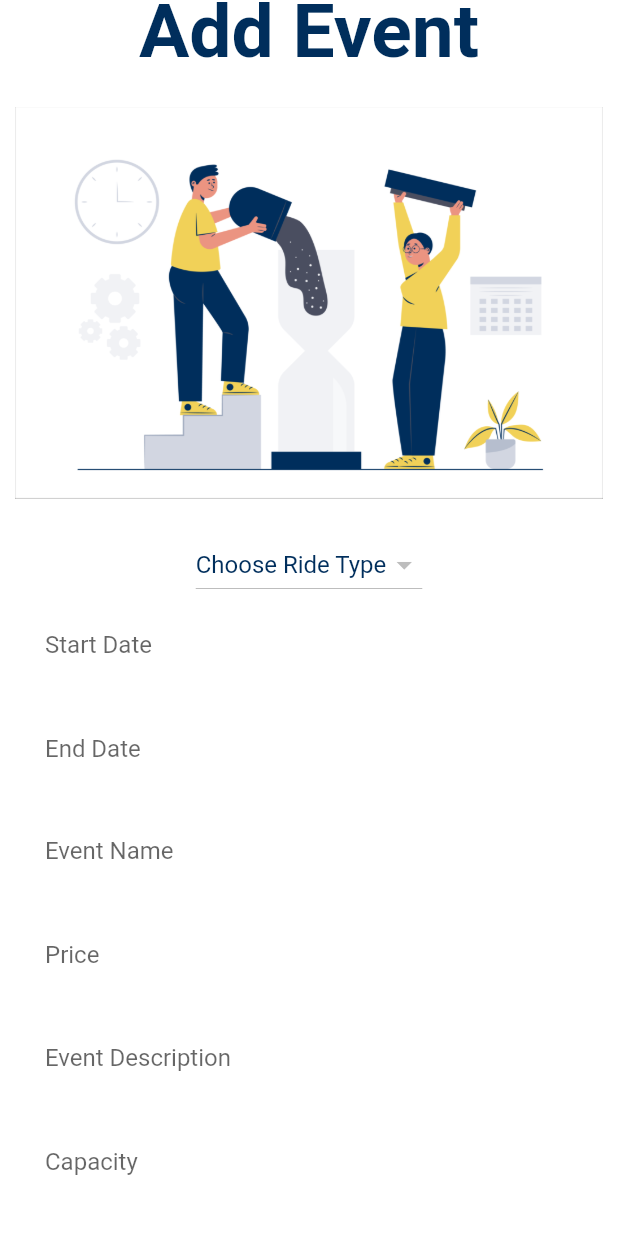
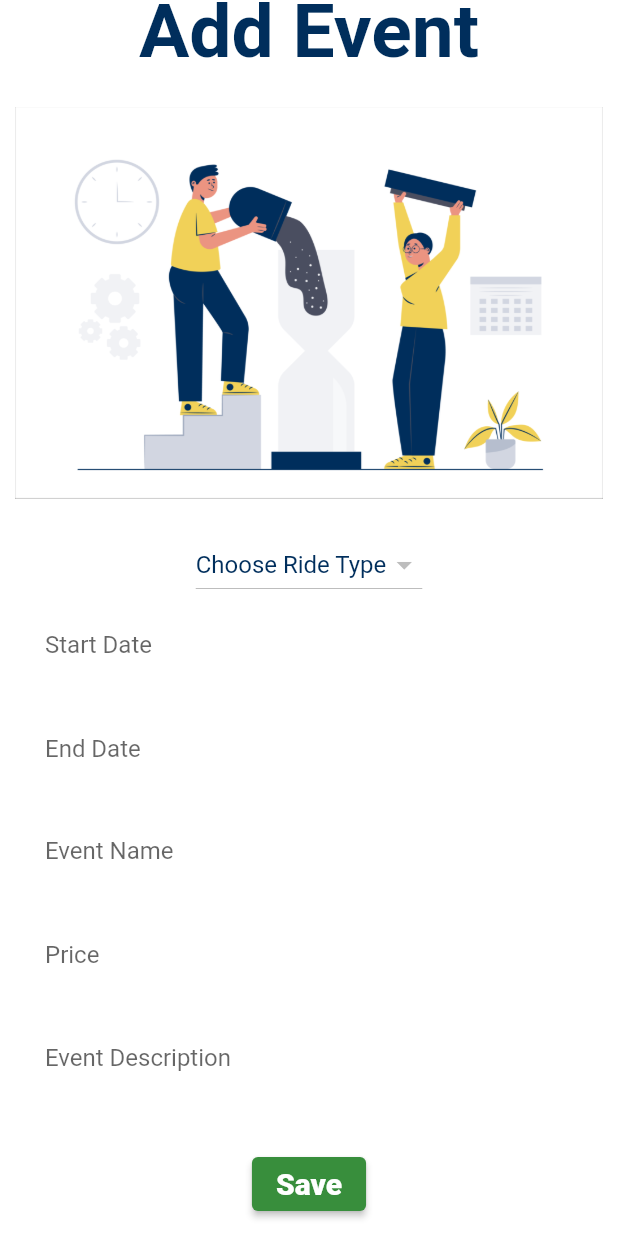
Before and after one commit to khaleddsaadd/Nile-Tubing-Mobile-App, a Flutter app: the AddEvent screen opened directly, scrolled down 48 dp, on a phone screen of 412 x 824 dp. Run offline on Flutter 3.47's test engine with Material 2 defaults, Android fonts, the phone set to English and light mode, and no system bars; drawn by our look-alikes of datetime_picker_formfield; our stand-ins replace cloud_firestore, firebase_auth, firebase_core; accounts and stored records are empty.

Commit message:
Admin Updates

```diff
--- a/nile_tubing_app/lib/screens/add_event.dart
+++ b/nile_tubing_app/lib/screens/add_event.dart
@@ -27,6 +27,10 @@ class _AddEventState extends State<AddEvent> {
   final EventDController = TextEditingController();
   final CapacityController = TextEditingController();
 
+static const snackBar = SnackBar(
+  content: Text('Data Added Succesfully', style: TextStyle(color: Color(0xff11b719)),),
+
+);
   List<String> _accountType = <String>[];
 
   var selectedType;
@@ -198,6 +202,7 @@ SizedBox(height: 10),
                         );
 
                         Et = DateTimeField.combine(date, time);
+
                         // var a = dt.runtimeType;
 
                         // debugPrint("$a");
@@ -277,77 +282,77 @@ SizedBox(height: 10),
                 ),
 
                  const SizedBox(height: 10),
-                TextFormField(
-                  controller: CapacityController,
-                  validator: (value) {
-                    if (value == null || value.isEmpty) {
-                      return 'Please enter some text';
-                    }
-                    return null;
-                  },
+                // TextFormField(
+                //   controller: CapacityController,
+                //   validator: (value) {
+                //     if (value == null || value.isEmpty) {
+                //       return 'Please enter some text';
+                //     }
+                //     return null;
+                //   },
 
-                  decoration: InputDecoration(
-                    filled: true,
-                    fillColor: Colors.white,
-                    border: OutlineInputBorder(
-                        borderSide: BorderSide.none,
-                        borderRadius: BorderRadius.circular(50)),
-                    labelText: 'Capacity',
-                    hintText: "Capacity",
-                    contentPadding: EdgeInsets.all(20.0),
-                  ),
-                ),
+                //   decoration: InputDecoration(
+                //     filled: true,
+                //     fillColor: Colors.white,
+                //     border: OutlineInputBorder(
+                //         borderSide: BorderSide.none,
+                //         borderRadius: BorderRadius.circular(50)),
+                //     labelText: 'Capacity',
+                //     hintText: "Capacity",
+                //     contentPadding: EdgeInsets.all(20.0),
+                //   ),
+                // ),
                 SizedBox(height: 10),
 
-                // Column(
-                //   children: [
-                //     SizedBox(width: 140),
-                //     SizedBox(height: 10),
-                //     ElevatedButton(
-                //       style: ButtonStyle(
-                //         backgroundColor:
-                //             MaterialStateProperty.all(Colors.green[700]),
-                //       ),
-                //       child: Text(
-                //         'Save',
-                //         style: TextStyle(
-                //           fontWeight: FontWeight.w800,
-                //           fontSize: 20,
-                //         ),
-                //       ),
-                //        onPressed: () {
-                //       if (_formKey.currentState!.validate()) {
-                //         event = Events(
+                Column(
+                  children: [
+                    SizedBox(width: 140),
+                    SizedBox(height: 10),
+                    ElevatedButton(
+                      style: ButtonStyle(
+                        backgroundColor:
+                            MaterialStateProperty.all(Colors.green[700]),
+                      ),
+                      child: Text(
+                        'Save',
+                        style: TextStyle(
+                          fontWeight: FontWeight.w800,
+                          fontSize: 20,
+                        ),
+                      ),
+                       onPressed: () {
+                      if (_formKey.currentState!.validate()) {
+                        event = Events(
 
-                //         EventName: EventNController.text.trim(),
-                //         EventPrice: PriceController.text.trim(),
-                //         EventDescription: EventDController.text.trim(),
-                //         EventStart: St,
-                //         EventEnd: Et,
-                //         EventType : selectedType,
-                //         Capacity :CapacityController.text.trim(),
+                        EventName: EventNController.text.trim(),
+                        EventPrice: PriceController.text.trim(),
+                        EventDescription: EventDController.text.trim(),
+                        // EventStart: St.toDate(),
+                        // EventEnd: Et,
+                        EventType : selectedType,
+                        // Capacity :CapacityController.text.trim(),
 
 
-                //       );
+                      );
 
-                //     FirebaseFirestore.instance.collection('Events').add({
-                //       'Name': '${event.EventName}',
-                //       'Price': '${event.EventPrice}',
-                //       'Description': '${event.EventDescription}',
-                //       'Start' :'${event.EventStart}',
-                //       'End' :'${event.EventEnd}',
-                //       'Type' :'${event.EventType}',
-                //       'Capacity' :'${event.Capacity}',
+                    FirebaseFirestore.instance.collection('Events').add({
+                      'Name': '${event.EventName}',
+                      'Price': '${event.EventPrice}',
+                      'Description': '${event.EventDescription}',
+                      'Start Date' :St,
+                      'End Date' :Et,
+                      'Type' :'${event.EventType}',
+                      // 'Capacity' :'${event.Capacity}',
 
 
-                //       // 'Capacity': '${rides.rideCapacity}',
-                //     });
 
-                //         } }),
-                //     SizedBox(height: 10),
+                    });
 
-                //   ],
-                // ),
+                        } }),
+                    SizedBox(height: 10),
+
+                  ],
+                ),
               ]),
             )
           ])),
```
Also changed, not shown: nile_tubing_app/lib/screens/add_ride.dart (+10 -7 lines).
